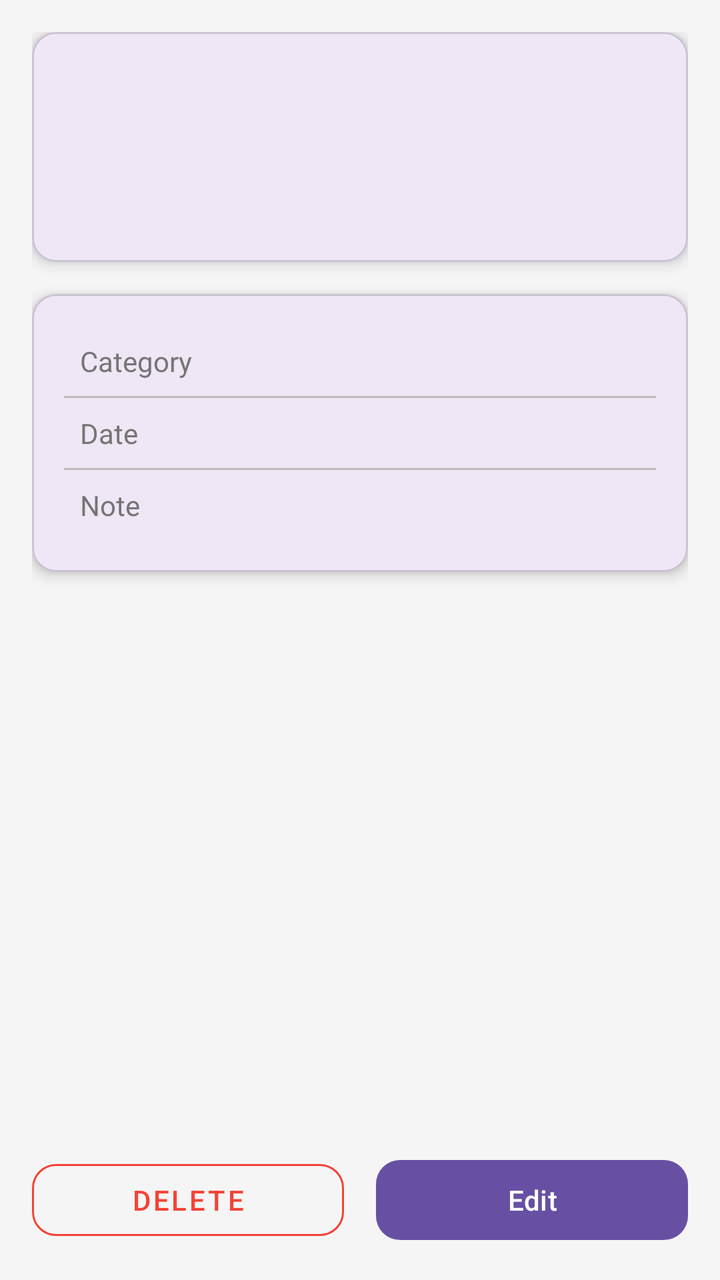
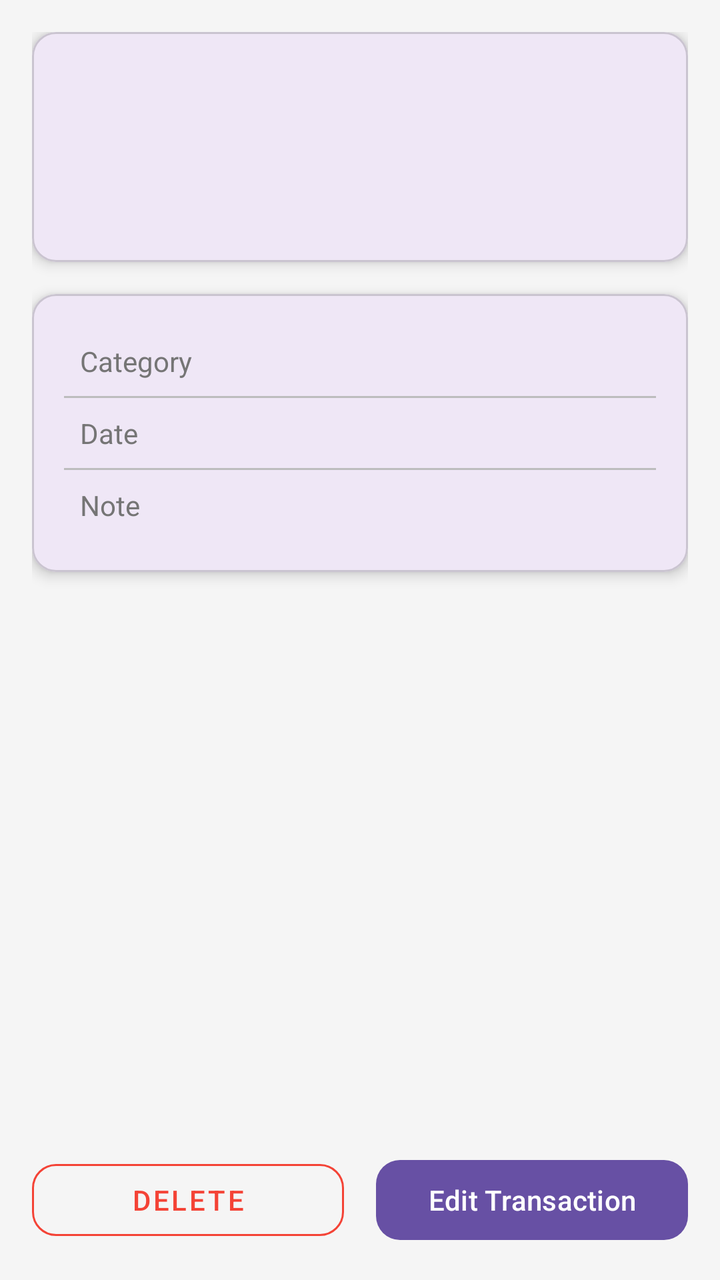

The first picture is an Android layout as it rendered before a commit; the second is the same layout after the commit. The layout source and the unified diff follow.
<!-- AndroidManifest.xml: application theme Theme.PersonalFinance -->
<!-- res/layout/fragment_transaction_detail.xml -->
<?xml version="1.0" encoding="utf-8"?>
<layout xmlns:android="http://schemas.android.com/apk/res/android"
    xmlns:app="http://schemas.android.com/apk/res-auto">

    <data>
        <variable
            name="transaction"
            type="io.github.vuvannamsec.personalfinance.data.model.Transaction" />
    </data>

    <LinearLayout
        android:layout_width="match_parent"
        android:layout_height="match_parent"
        android:background="@color/background_light"
        android:orientation="vertical"
        android:padding="@dimen/spacing_md">

        <com.google.android.material.card.MaterialCardView
            android:layout_width="match_parent"
            android:layout_height="wrap_content"
            app:cardCornerRadius="@dimen/card_radius"
            app:cardElevation="@dimen/card_elevation">

            <LinearLayout
                android:layout_width="match_parent"
                android:layout_height="wrap_content"
                android:gravity="center"
                android:orientation="vertical"
                android:padding="@dimen/spacing_lg">

                <TextView
                    android:id="@+id/tv_type"
                    android:layout_width="wrap_content"
                    android:layout_height="wrap_content"
                    android:textSize="@dimen/text_size_medium"
                    android:textStyle="bold" />

                <TextView
                    android:id="@+id/tv_amount"
                    android:layout_width="wrap_content"
                    android:layout_height="wrap_content"
                    android:layout_marginTop="@dimen/spacing_sm"
                    android:textSize="@dimen/text_size_title"
                    android:textStyle="bold" />

            </LinearLayout>

        </com.google.android.material.card.MaterialCardView>

        <com.google.android.material.card.MaterialCardView
            android:layout_width="match_parent"
            android:layout_height="wrap_content"
            android:layout_marginTop="@dimen/spacing_md"
            app:cardCornerRadius="@dimen/card_radius"
            app:cardElevation="@dimen/card_elevation">

            <LinearLayout
                android:layout_width="match_parent"
                android:layout_height="wrap_content"
                android:orientation="vertical"
                android:padding="@dimen/spacing_md">

                <LinearLayout
                    android:layout_width="match_parent"
                    android:layout_height="wrap_content"
                    android:orientation="horizontal"
                    android:padding="@dimen/spacing_sm">

                    <TextView
                        android:layout_width="0dp"
                        android:layout_height="wrap_content"
                        android:layout_weight="1"
                        android:text="@string/category"
                        android:textColor="@color/text_secondary" />

                    <TextView
                        android:id="@+id/tv_category"
                        android:layout_width="wrap_content"
                        android:layout_height="wrap_content"
                        android:textColor="@color/text_primary"
                        android:textStyle="bold" />

                </LinearLayout>

                <View
                    android:layout_width="match_parent"
                    android:layout_height="1dp"
                    android:background="@color/divider" />

                <LinearLayout
                    android:layout_width="match_parent"
                    android:layout_height="wrap_content"
                    android:orientation="horizontal"
                    android:padding="@dimen/spacing_sm">

                    <TextView
                        android:layout_width="0dp"
                        android:layout_height="wrap_content"
                        android:layout_weight="1"
                        android:text="@string/date"
                        android:textColor="@color/text_secondary" />

                    <TextView
                        android:id="@+id/tv_date"
                        android:layout_width="wrap_content"
                        android:layout_height="wrap_content"
                        android:textColor="@color/text_primary"
                        android:textStyle="bold" />

                </LinearLayout>

                <View
                    android:layout_width="match_parent"
                    android:layout_height="1dp"
                    android:background="@color/divider" />

                <LinearLayout
                    android:layout_width="match_parent"
                    android:layout_height="wrap_content"
                    android:orientation="horizontal"
                    android:padding="@dimen/spacing_sm">

                    <TextView
                        android:layout_width="0dp"
                        android:layout_height="wrap_content"
                        android:layout_weight="1"
                        android:text="@string/note"
                        android:textColor="@color/text_secondary" />

                    <TextView
                        android:id="@+id/tv_note"
                        android:layout_width="wrap_content"
                        android:layout_height="wrap_content"
                        android:textColor="@color/text_primary" />

                </LinearLayout>

            </LinearLayout>

        </com.google.android.material.card.MaterialCardView>

        <View
            android:layout_width="match_parent"
            android:layout_height="0dp"
            android:layout_weight="1" />

        <LinearLayout
            android:layout_width="match_parent"
            android:layout_height="wrap_content"
            android:orientation="horizontal">

            <com.google.android.material.button.MaterialButton
                android:id="@+id/btn_delete"
                style="@style/Widget.MaterialComponents.Button.OutlinedButton"
                android:layout_width="0dp"
                android:layout_height="@dimen/button_height"
                android:layout_marginEnd="@dimen/spacing_sm"
                android:layout_weight="1"
                android:text="@string/delete"
                android:textColor="@color/expense_red"
                app:cornerRadius="@dimen/card_radius"
                app:strokeColor="@color/expense_red" />

            <com.google.android.material.button.MaterialButton
                android:id="@+id/btn_edit"
                android:layout_width="0dp"
                android:layout_height="@dimen/button_height"
                android:layout_marginStart="@dimen/spacing_sm"
                android:layout_weight="1"
                android:text="Edit"
                app:cornerRadius="@dimen/card_radius" />

        </LinearLayout>

    </LinearLayout>

</layout>
<!-- resources referenced by this layout -->
<resources>
  <color name="background_light">#F5F5F5</color>
  <color name="divider">#BDBDBD</color>
  <color name="expense_red">#F44336</color>
  <color name="text_primary">#212121</color>
  <color name="text_secondary">#757575</color>
  <dimen name="button_height">48dp</dimen>
  <dimen name="card_elevation">4dp</dimen>
  <dimen name="card_radius">12dp</dimen>
  <dimen name="spacing_lg">24dp</dimen>
  <dimen name="spacing_md">16dp</dimen>
  <dimen name="spacing_sm">8dp</dimen>
  <dimen name="text_size_medium">16sp</dimen>
  <dimen name="text_size_title">28sp</dimen>
  <string name="category">Category</string>
  <string name="date">Date</string>
  <string name="delete">Delete</string>
  <string name="note">Note</string>
  <style name="Theme.PersonalFinance" parent="Base.Theme.PersonalFinance" />
  <style name="Base.Theme.PersonalFinance" parent="Theme.Material3.DayNight.NoActionBar">
          
          
      </style>
</resources>

<!-- the commit's change to res/layout/fragment_transaction_detail.xml (unified diff, before → after) -->
@@ -167,7 +167,7 @@
                 android:layout_height="@dimen/button_height"
                 android:layout_marginStart="@dimen/spacing_sm"
                 android:layout_weight="1"
-                android:text="Edit"
+                android:text="@string/edit_transaction"
                 app:cornerRadius="@dimen/card_radius" />
 
         </LinearLayout>
<!-- resource entries referenced after the edit -->
@@ -16,6 +16,7 @@
   <string name="category">Category</string>
   <string name="date">Date</string>
   <string name="delete">Delete</string>
+  <string name="edit_transaction">Edit Transaction</string>
   <string name="note">Note</string>
   <style name="Theme.PersonalFinance" parent="Base.Theme.PersonalFinance" />
   <style name="Base.Theme.PersonalFinance" parent="Theme.Material3.DayNight.NoActionBar">
